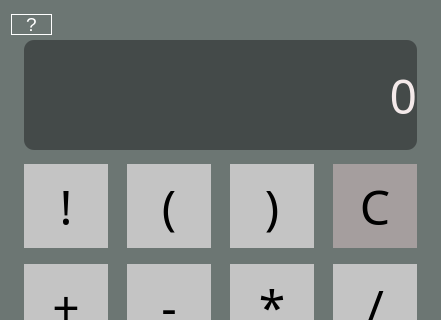
Wertik/ivs-proj-02, file src/mainwindow.ui: the form before one commit; both pictures show x 0 to 441 and y 0 to 320 of the 441 by 771 pixel window.
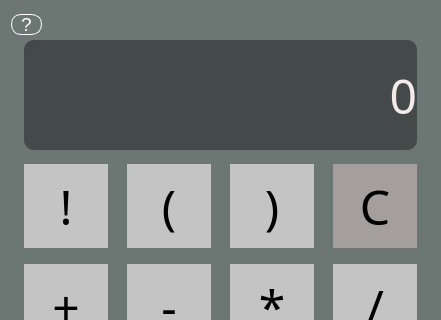
The form after the commit.

Commit message: add round hint button

Patch:
```diff
--- a/src/mainwindow.ui
+++ b/src/mainwindow.ui
@@ -683,7 +683,7 @@
      <rect>
       <x>11</x>
       <y>14</y>
-      <width>41</width>
+      <width>31</width>
       <height>21</height>
      </rect>
     </property>
@@ -693,8 +693,12 @@
      </font>
     </property>
     <property name="styleSheet">
-     <string notr="true">border: 1px solid white;
-color: rgb(255, 255, 255);</string>
+     <string notr="true">QPushButton{
+border: 1px solid white;
+color: rgb(255, 255, 255);
+border-width: 1px;
+border-radius: 10px;
+}</string>
     </property>
     <property name="text">
      <string>?</string>
```
